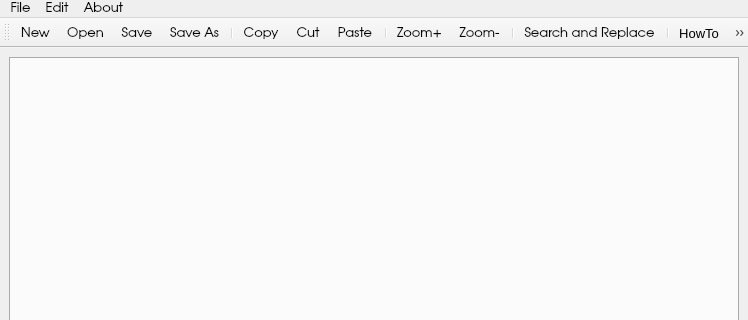
Above: src/kamakura.ui from msbCyricTohoku/Kamakura-- before the change; both pictures show x 0 to 748 and y 0 to 320 of the 748 by 677 pixel window. Below: the same form after it.
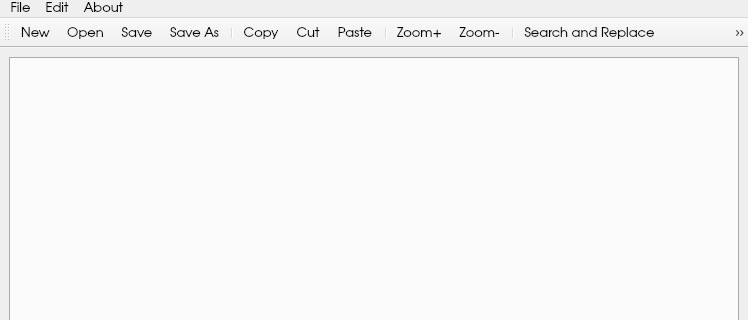
That is the form after the change. Icons and pictures are not drawn. Custom widgets are drawn as their Qt base class.

Commit message: goto line added

The edit to the form file:
```diff
--- a/src/kamakura.ui
+++ b/src/kamakura.ui
@@ -145,6 +145,7 @@
    <addaction name="actionZoom_2"/>
    <addaction name="separator"/>
    <addaction name="actionSearch_and_Replace"/>
+   <addaction name="actionGoToLine"/>
    <addaction name="separator"/>
    <addaction name="actionHowTo"/>
    <addaction name="actionKamakura"/>
@@ -367,6 +368,24 @@
     <string>Ctrl+F</string>
    </property>
   </action>
+  <action name="actionGoToLine">
+   <property name="icon">
+    <iconset resource="resources.qrc">
+     <normaloff>:/new/prefix1/resources/goto.png</normaloff>:/new/prefix1/resources/goto.png</iconset>
+   </property>
+   <property name="text">
+    <string>Go to Line</string>
+   </property>
+   <property name="font">
+    <font>
+     <family>TeX Gyre Adventor</family>
+     <pointsize>10</pointsize>
+    </font>
+   </property>
+   <property name="shortcut">
+    <string>Ctrl+G</string>
+   </property>
+  </action>
   <action name="actionHowTo">
    <property name="icon">
     <iconset resource="resources.qrc">
```
Left out of the diff: 5 changed lines with no effect on the pictures. The commit also changes 7 other files.
